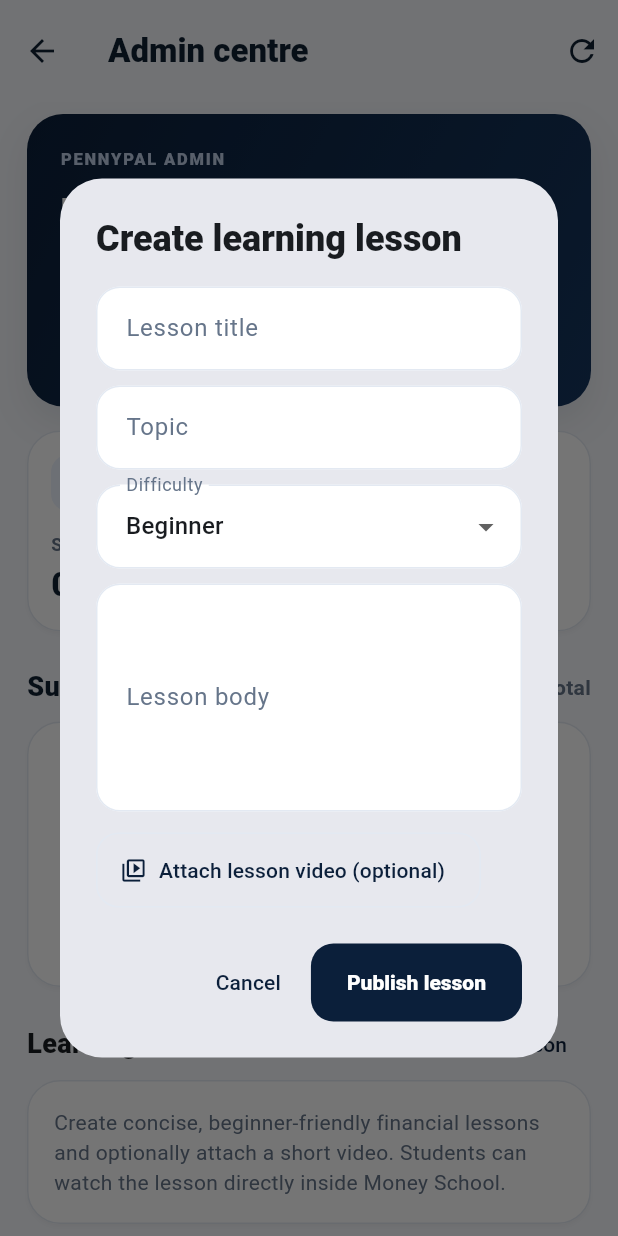
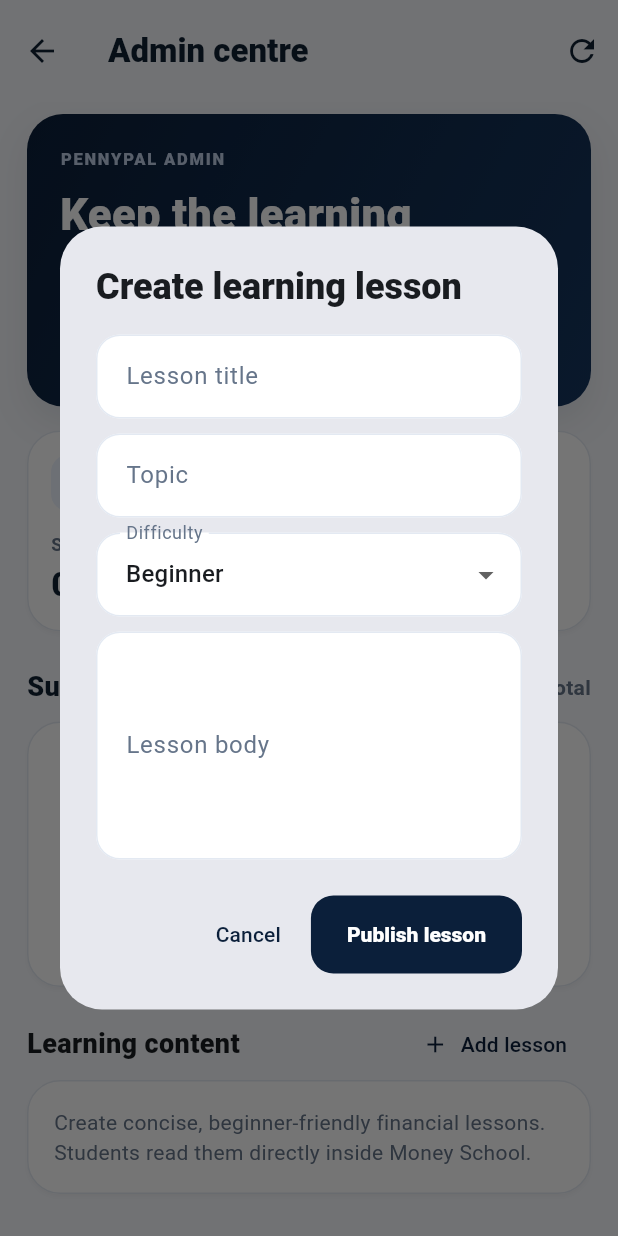
Before and after one commit to laminezlord/pennypal, a Flutter app: the AdminScreen screen opened directly, after a tap on "Add lesson", on a phone screen of 412 x 824 dp. Run offline on Flutter 3.47's test engine with Material 3 defaults, Android fonts, the phone set to English and light mode, and no system bars; our stand-ins replace cloud_firestore, connectivity_plus, firebase_ai, firebase_auth, firebase_core, firebase_storage and 5 more; accounts and stored records are empty.

Commit message:
Hide receipt and lesson-video uploads while Cloud Storage is not enabled
Co-Authored-By: Claude Opus 5.5 <noreply@anthropic.com>

```diff
--- a/lib/screens/admin_screen.dart
+++ b/lib/screens/admin_screen.dart
@@ -182,7 +182,7 @@ class _AdminScreenState extends State<AdminScreen> {
                   delay: const Duration(milliseconds: 410),
                   child: const AppCard(
                     child: Text(
-                      'Create concise, beginner-friendly financial lessons and optionally attach a short video. Students can watch the lesson directly inside Money School.',
+                      'Create concise, beginner-friendly financial lessons. Students read them directly inside Money School.',
                       style: TextStyle(color: PennyPalTheme.muted, height: 1.4),
                     ),
                   ),
@@ -230,6 +230,7 @@ class _AdminScreenState extends State<AdminScreen> {
                     textInputAction: TextInputAction.newline,
                     decoration: const InputDecoration(labelText: 'Lesson body', hintText: 'Explain the concept in a clear, student-friendly way.'),
                   ),
+                  if (PennyPalService.storageEnabled) ...[
                     const SizedBox(height: 14),
                     OutlinedButton.icon(
                       onPressed: uploading
@@ -241,6 +242,7 @@ class _AdminScreenState extends State<AdminScreen> {
                       icon: const Icon(Icons.video_library_outlined),
                       label: Text(video == null ? 'Attach lesson video (optional)' : 'Video selected: ${video!.name}'),
                     ),
+                  ],
                   if (video != null) ...[
                     const SizedBox(height: 6),
                     const Text('A short MP4/MOV lesson works well for mobile and web playback.', style: TextStyle(color: PennyPalTheme.muted, fontSize: 11)),
--- a/lib/screens/home/home_screen.dart
+++ b/lib/screens/home/home_screen.dart
@@ -479,7 +479,7 @@ class _QuickAddSheetState extends State<QuickAddSheet> {
                   counterText: '',
                 ),
               ),
-              if (!widget.income) ...[
+              if (!widget.income && PennyPalService.storageEnabled) ...[
                 const SizedBox(height: 12),
                 OutlinedButton.icon(
                   onPressed: busy ? null : pickReceipt,
--- a/lib/services/pennypal_service.dart
+++ b/lib/services/pennypal_service.dart
@@ -29,6 +29,11 @@ class PennyPalService {
   ];
 
   static String dateKey(DateTime d) => _dateKey(d);
+
+  /// Cloud Storage needs the Firebase Blaze plan, which this project is not
+  /// on, so receipt photos and lesson videos are hidden. Set to true after
+  /// enabling Storage in the Firebase Console.
+  static const storageEnabled = false;
 
   static StreamSubscription<List<ConnectivityResult>>? _connectivitySubscription;
   static bool _initialized = false;
```
Lines whose indentation alone changed are shown as unchanged.
